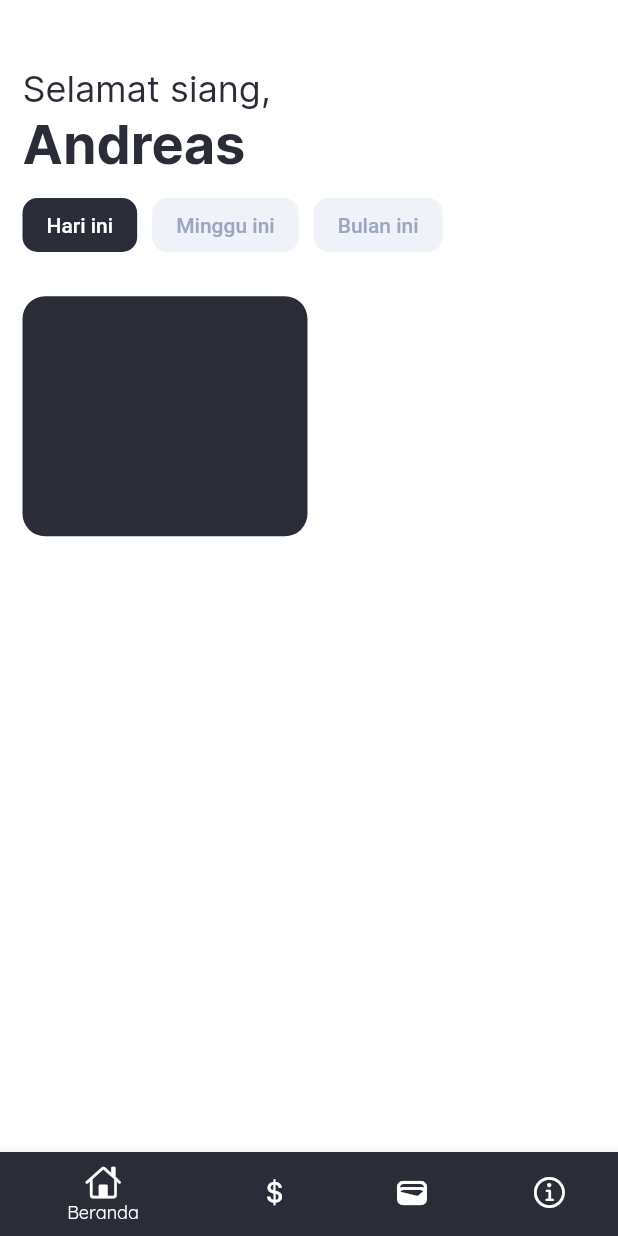
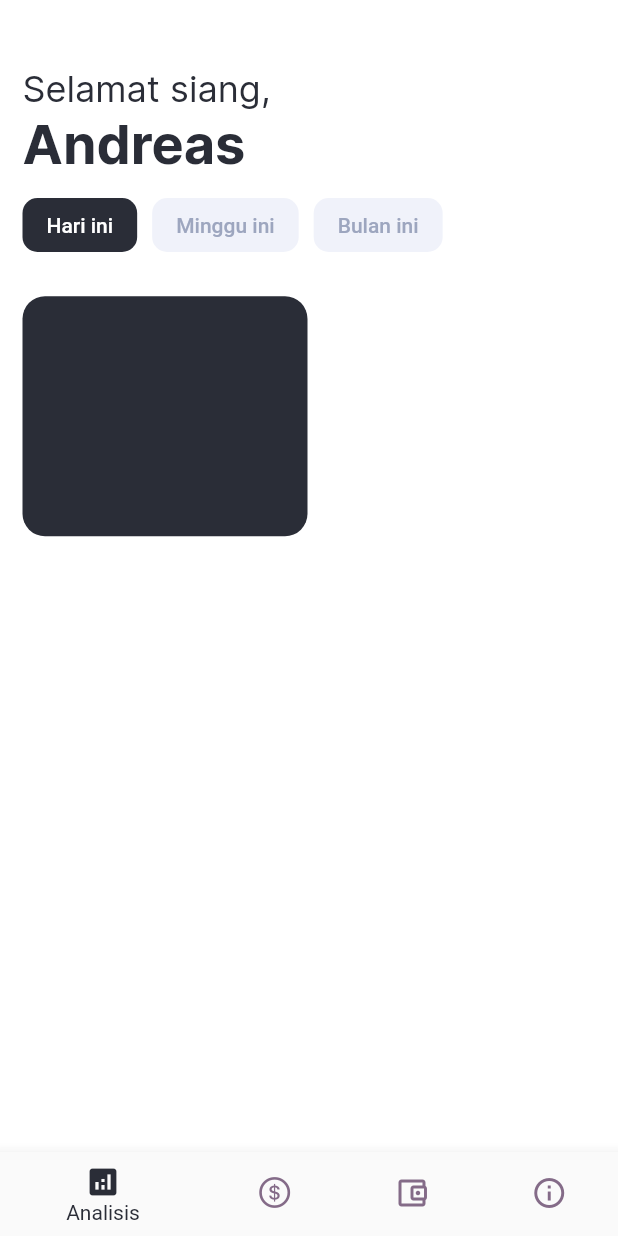
Before and after one commit to andrr64/KeuanganKu, a Flutter app: the MainPage screen opened by its route, after a tap on "Hari ini", on a phone screen of 412 x 824 dp. Run offline on Flutter 3.47's test engine with Material 2 defaults, Android fonts, the light colour scheme and no system bars; our stand-ins replace smooth_page_indicator.

Commit message:
(cd_u_001) mengubah icon dan merapihkan kode

```diff
--- a/keuanganku/lib/pages/mainpage/mainpage.dart
+++ b/keuanganku/lib/pages/mainpage/mainpage.dart
@@ -1,6 +1,6 @@
 import 'package:flutter/cupertino.dart';
 import 'package:flutter/material.dart';
-import 'package:flutter/services.dart';
+import 'package:keuanganku/android_system.dart';
 import 'package:keuanganku/pages/mainpage/beranda/beranda.dart';
 import 'package:keuanganku/pages/mainpage/pengeluaran/pengeluaran.dart';
 import 'package:keuanganku/pages/mainpage/tentang/tentang.dart';
@@ -15,59 +15,55 @@ class MainPage extends StatefulWidget {
 }
 
 class _MainPageState extends State<MainPage> {
-  static final List<Widget> _screens = [
+  final List<Widget> _screens = [
     const HalamanBeranda(),
     const HalamanPengeluaran(),
     const HalamanWallet(),
     const HalamanTentang(),
   ];
+  int _currentIndex = 0;
 
-  Color? warna = Colors.grey[800];
-
-  static int _currentIndex = 0;
-  static final List<BottomNavigationBarItem> _listButton = [
-    const BottomNavigationBarItem(
-        backgroundColor: Warna.warna_primer,
-        icon: Icon(CupertinoIcons.home),
-        label: "Beranda"),
-    const BottomNavigationBarItem(
-        backgroundColor: Warna.warna_primer,
-        icon: Icon(CupertinoIcons.money_dollar),
-        label: "Pengeluaran"),
-    const BottomNavigationBarItem(
-        backgroundColor: Warna.warna_primer,
-        icon: Icon(Icons.wallet),
-        label: "Wallet"),
-    const BottomNavigationBarItem(
-        backgroundColor: Warna.warna_primer,
-        icon: Icon(CupertinoIcons.info),
-        label: "Tentang"),
-  ];
-
-  void _onButtonChange(int index) {
+  // ignore: non_constant_identifier_names, unused_element
+  void _state_onIndexChanged(int index) {
     setState(() {
-      const SystemUiOverlayStyle(
-        systemNavigationBarColor: Colors.transparent,
-        systemNavigationBarIconBrightness: Brightness.dark,
-      );
+      AndroidSys.setNotificationBarColor();
       _currentIndex = index;
     });
   }
 
   @override
   Widget build(BuildContext context) {
+    // Variable : List tombol bottom navbar
+    List<BottomNavigationBarItem> bottomNavBarItems = [
+      BottomNavigationBarItem(
+        icon: Icon(_currentIndex == 0? Icons.analytics : Icons.analytics_outlined),
+        label: "Analisis"),
+
+      BottomNavigationBarItem(
+        icon: Icon(_currentIndex == 1? CupertinoIcons.money_dollar_circle_fill : CupertinoIcons.money_dollar_circle),
+        label: "Pengeluaran"),
+
+      BottomNavigationBarItem(
+        icon: Icon(_currentIndex == 2? Icons.account_balance_wallet : Icons.account_balance_wallet_outlined),
+        label: "Wallet"),
+
+      BottomNavigationBarItem(
+        icon: Icon(_currentIndex == 3? Icons.info : Icons.info_outline),
+        label: "Tentang"),
+    ];
+
     return Scaffold(
       body: IndexedStack(
         index: _currentIndex,
         children: _screens,
       ),
       bottomNavigationBar: BottomNavigationBar(
-          backgroundColor: Warna.warna_primer,
-          selectedLabelStyle:
-              const TextStyle(fontFamily: "Quicksand", fontSize: 12),
-          currentIndex: _currentIndex,
-          onTap: (index) => _onButtonChange(index),
-          items: _listButton),
+        selectedItemColor: Warna.warna_primer,
+        unselectedItemColor: Warna.warna_primer_50,
+        currentIndex: _currentIndex,
+        items: bottomNavBarItems,
+        onTap: _state_onIndexChanged,
+      ),
     );
   }
 }
```
